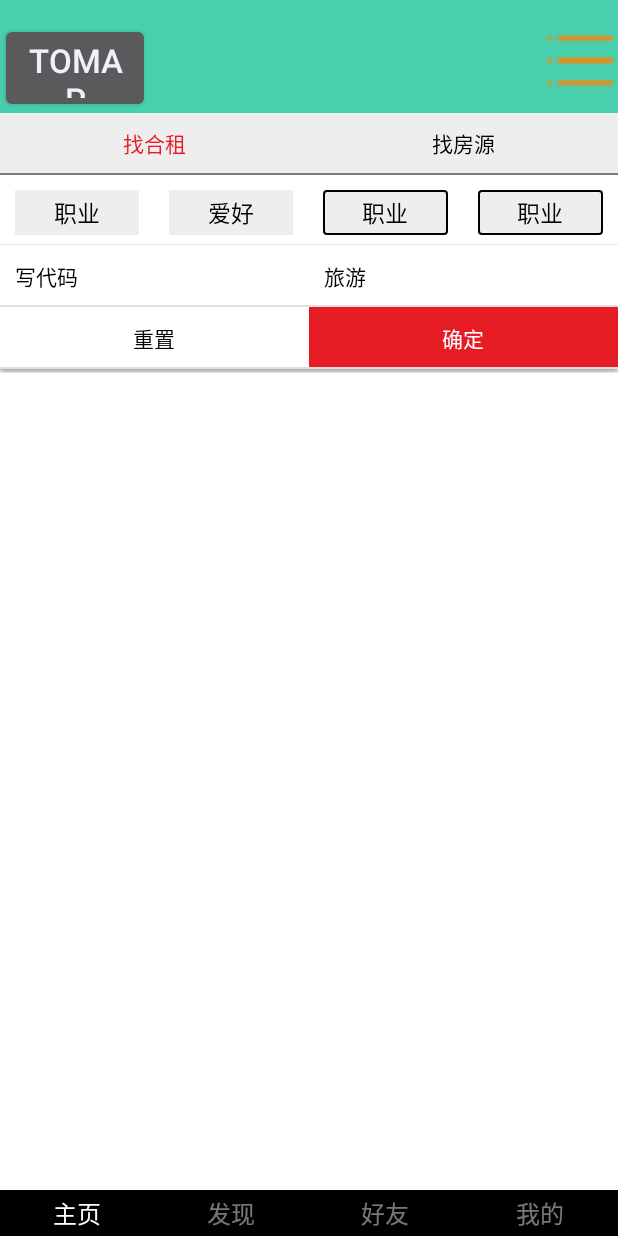
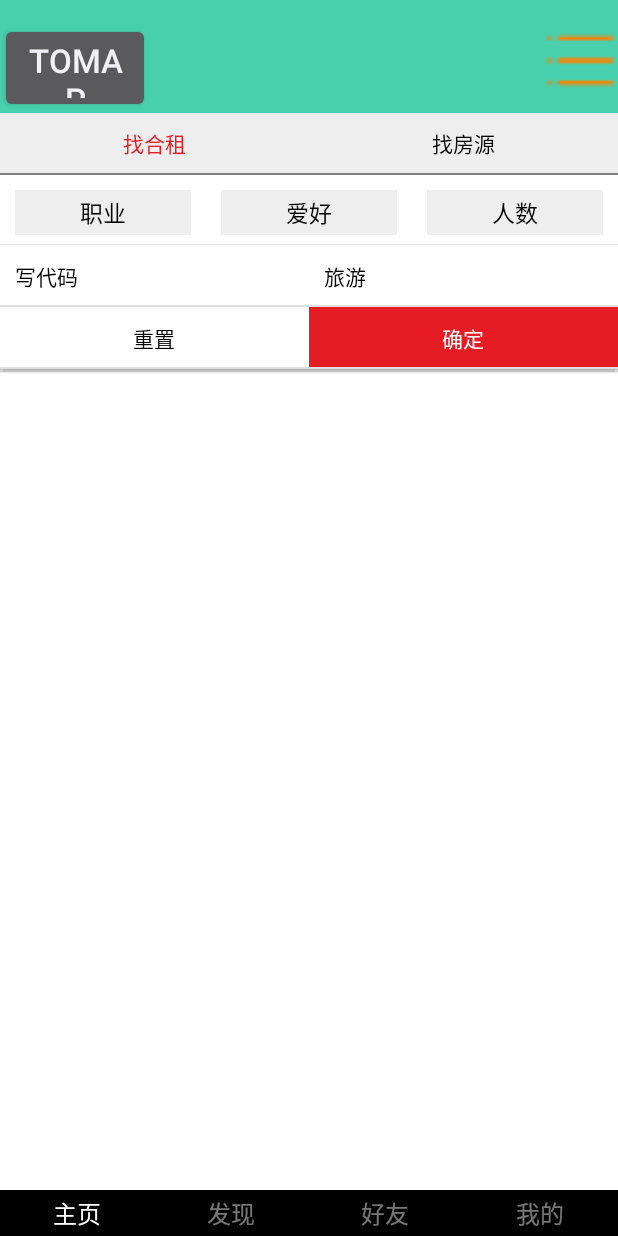
Before and after one commit to Liuxin0/waibao, an Android app: the screen it shows after launch (MyActivity), after a tap on "爱好", on a phone screen of 412 x 824 dp. Run offline under Robolectric (Android 15) with nearby library versions, the phone set to English and light mode, and no system bars; our stand-ins replace CircleImageView, Picasso; libraries missing offline, so code that uses them is left out: com.handmark.pulltorefresh; plain views replace PullToRefreshListView; pictures from the network do not load; 3 statements that could not run were skipped.

Commit message:
homepage 1/4

```diff
--- a/app/src/main/java/com/example/rental/homepage/FindRentsFragment.java
+++ b/app/src/main/java/com/example/rental/homepage/FindRentsFragment.java
@@ -36,20 +36,23 @@ import java.util.List;
  */
 public class FindRentsFragment extends Fragment implements View.OnClickListener {
 
-    private TextView occupationTextView, hobbyTextView; //大分类按钮
-    private PopupWindow mPopupWindow1, mPopupWindow2;   //控件
-    private View popuWindow1, popuWindow2;              //布局
+    private TextView occupationTextView, hobbyTextView,numTextView; //大分类按钮
+    private PopupWindow mPopupWindow1, mPopupWindow2,mPopupWindow3;   //控件
+    private View popuWindow1, popuWindow2,popuWindow3;              //布局
     private int whereDisMiss = 0;                       //0;通过点击其他处隐藏，1:通过点击确定按钮隐藏
 
     private MyLinearLayouts[] mmLinearLayouts;          //大分类按键类数组
-    private int mmNum = 2;                              //大分类按键数量
+    private int mmNum = 3;                              //大分类按键数量
 
+    private final String[][] mT = new String[][]{{"程序员","公务员","教师","学生"},{"写代码","旅游"},{"2人","3人","4人","4人及以上"}};
 
     private PullToRefreshListView mListView;
     private RentsAdapter mAdapter;
     private static final String mUrl = "http://183.175.12.181:8000/hezuinfors";
     private int page = 1;          //上拉加载页面
     private List<RentInfoBean> mData;
+    private String[] exUrls ;
+    private boolean mFirst = true;
 
     @Override
     public View onCreateView(LayoutInflater inflater, @Nullable ViewGroup container, @Nullable Bundle savedInstanceState) {
@@ -61,37 +64,63 @@ public class FindRentsFragment extends Fragment implements View.OnClickListener
     public void onActivityCreated(@Nullable Bundle savedInstanceState) {
         super.onActivityCreated(savedInstanceState);
 
+        initExUrl();
         initPopupWindow();
         initLayout();
         buttomTwoButtonClick();
         bounsView();
         initListView();
-        downloadInfo(true,0);
+        downloadInfo(mFirst, 0);
     }
 
+    private void initExUrl() {
+        exUrls = new String[mmNum];
+        for (int i = 0; i<mmNum;i++){
+            exUrls[i] = "";
+        }
+    }
+
+    /**
+     *
+     * @param first   第一次设置adapter 否则刷新数据
+     * @param mode    mode = 0;下拉刷新，mode = 1;上拉加载。
+     */
     private void downloadInfo(final boolean first, final int mode) {
         RequestParams param = new RequestParams();
-        param.put("page",page);
+        param.put("page", page);
+        param.put("Label1",exUrls[0]);
+        param.put("Label2",exUrls[1]);
+        param.put("Label3",exUrls[2]);
+        Log.i("exx",exUrls[0]+"*");
+        Log.i("exx",exUrls[1]+"*");
+        Log.i("exx",exUrls[2]+"*");
+
         try {
             RentInfoService.get(mUrl, param, new Listener() {
                 @Override
                 public void onSuccess(Object object) {
-                    RentInfoModel model = (RentInfoModel)object;
-                    mData = model.getHezudata();
-                    if (model == null){
-                        Toast.makeText(getContext(),"错误",Toast.LENGTH_SHORT).show();
-                    }else{
-                        if (model.getState() == 1){
+                    RentInfoModel model = (RentInfoModel) object;
+                    //mData = model.getHezudata();
+                    if (model == null) {
+                        Toast.makeText(getContext(), "错误", Toast.LENGTH_SHORT).show();
+                    } else {
+                        if (model.getState() == 1) {
                             if (mode == 1)
                                 mData.addAll(model.getHezudata());
+                            else{
+                                mData = model.getHezudata();
+                            }
                             mAdapter.setData(mData);
-                            if (first)
+                            if (first) {
                                 mListView.setAdapter(mAdapter);
-                            else{
+                                mFirst = false;
+                            }
+                            else {
                                 mAdapter.notifyDataSetChanged();
                             }
-                        }else{
-                            Toast.makeText(getContext(),model.getMsg(),Toast.LENGTH_SHORT).show();
+                            Log.i("refresh","yes");
+                        } else {
+                            Toast.makeText(getContext(), model.getMsg(), Toast.LENGTH_SHORT).show();
                         }
                     }
                     mListView.onRefreshComplete();
@@ -99,7 +128,7 @@ public class FindRentsFragment extends Fragment implements View.OnClickListener
 
                 @Override
                 public void onFailure(String msg) {
-                    Toast.makeText(getContext(),"网络错误",Toast.LENGTH_SHORT).show();
+                    Toast.makeText(getContext(), "网络错误", Toast.LENGTH_SHORT).show();
                     mListView.onRefreshComplete();
                     if (mode == 1)
                         page--;
@@ -111,7 +140,7 @@ public class FindRentsFragment extends Fragment implements View.OnClickListener
     }
 
     private void initListView() {
-        mListView = (PullToRefreshListView)getActivity().findViewById(R.id.homepagemain_fragment1_listview);
+        mListView = (PullToRefreshListView) getActivity().findViewById(R.id.homepagemain_fragment1_listview);
         mListView.setOnRefreshListener(new PullToRefreshBase.OnRefreshListener2<ListView>() {
             @Override
             public void onPullDownToRefresh(PullToRefreshBase<ListView> refreshView) {
@@ -120,7 +149,7 @@ public class FindRentsFragment extends Fragment implements View.OnClickListener
                     mListView.onRefreshComplete();
                 }
                 page = 1;
-                downloadInfo(false,0);
+                downloadInfo(mFirst, 0);
             }
 
             @Override
@@ -130,7 +159,7 @@ public class FindRentsFragment extends Fragment implements View.OnClickListener
                     mListView.onRefreshComplete();
                 }
                 page++;
-                downloadInfo(false,1);
+                downloadInfo(mFirst, 1);
             }
         });
         mAdapter = new RentsAdapter(getActivity());
@@ -142,12 +171,14 @@ public class FindRentsFragment extends Fragment implements View.OnClickListener
     private void bounsView() {
         occupationTextView = (TextView) getActivity().findViewById(R.id.homepagemain_fragment_occupation);
         hobbyTextView = (TextView) getActivity().findViewById(R.id.homepagemain_fragment_hobby);
+        numTextView = (TextView) getActivity().findViewById(R.id.homepagemain_fragment_num);
+        numTextView.setOnClickListener(this);
         occupationTextView.setOnClickListener(this);
         hobbyTextView.setOnClickListener(this);
     }
 
     private void initLayout() {
-        mmLinearLayouts = new MyLinearLayouts[2];
+        mmLinearLayouts = new MyLinearLayouts[mmNum];
 
         mmLinearLayouts[0] = new MyLinearLayouts();
         mmLinearLayouts[0].setLayoutCount(4);
@@ -161,6 +192,13 @@ public class FindRentsFragment extends Fragment implements View.OnClickListener
         mmLinearLayouts[1].setLayoutCount(2);
         mmLinearLayouts[1].mLinears[0] = (LinearLayout) popuWindow2.findViewById(R.id.homepagerents_popup2_check1);
         mmLinearLayouts[1].mLinears[1] = (LinearLayout) popuWindow2.findViewById(R.id.homepagerents_popup2_check2);
+
+        mmLinearLayouts[2] = new MyLinearLayouts();
+        mmLinearLayouts[2].setLayoutCount(4);
+        mmLinearLayouts[2].mLinears[0] = (LinearLayout) popuWindow3.findViewById(R.id.homepagerents_popup3_check1);
+        mmLinearLayouts[2].mLinears[1] = (LinearLayout) popuWindow3.findViewById(R.id.homepagerents_popup3_check2);
+        mmLinearLayouts[2].mLinears[2] = (LinearLayout) popuWindow3.findViewById(R.id.homepagerents_popup3_check3);
+        mmLinearLayouts[2].mLinears[3] = (LinearLayout) popuWindow3.findViewById(R.id.homepagerents_popup3_check4);
 
         for (int i = 0; i < mmNum; i++) {
             for (int j = 0; j < mmLinearLayouts[i].mLinears.length; j++) {
@@ -197,6 +235,21 @@ public class FindRentsFragment extends Fragment implements View.OnClickListener
                     changeFlage(mmLinearLayouts[1].mLinears, 1);
             }
         });
+
+        popuWindow3 = getActivity().getLayoutInflater().inflate(R.layout.homepagerents_popup3, null);
+        mPopupWindow3 = new PopupWindow(popuWindow3, ViewGroup.LayoutParams.MATCH_PARENT, ViewGroup.LayoutParams.WRAP_CONTENT, true);
+        mPopupWindow3.setTouchable(true);
+        mPopupWindow3.setOutsideTouchable(true);
+        mPopupWindow3.setBackgroundDrawable(getResources().getDrawable(R.drawable.ic_launcher));
+        mPopupWindow3.setOnDismissListener(new PopupWindow.OnDismissListener() {
+            @Override
+            public void onDismiss() {
+                if (whereDisMiss == 0)
+                    changeFlage(mmLinearLayouts[2].mLinears, 1);
+            }
+        });
+
+
     }
 
     private void mmLinearLayoutsSetOnClick(final MyLinearLayouts mm) {
@@ -218,7 +271,7 @@ public class FindRentsFragment extends Fragment implements View.OnClickListener
         TextView[] tvReset = new TextView[mmNum];
         tvReset[0] = (TextView) popuWindow1.findViewById(R.id.homepagerents_popup1_reset);
         tvReset[1] = (TextView) popuWindow2.findViewById(R.id.homepagerents_popup2_reset);
-
+        tvReset[2] = (TextView) popuWindow3.findViewById(R.id.homepagerents_popup3_reset);
         for (int k = 0; k < mmNum; k++) {
             final int j = k;
             tvReset[k].setOnClickListener(new View.OnClickListener() {
@@ -242,7 +295,8 @@ public class FindRentsFragment extends Fragment implements View.OnClickListener
                 if (hasSelect(mmLinearLayouts[0].mLinears)) {
                     occupationTextView.setBackgroundResource(R.drawable.homepagerents_text_selectsome_selector);
                     occupationTextView.setTextColor(Color.RED);
-
+                    exUrls[0] = addUrl(mmLinearLayouts[0],0);
+                    downloadInfo(mFirst,0);
                 } else {
                     occupationTextView.setBackgroundResource(R.color.light_grey);
                     occupationTextView.setTextColor(Color.BLACK);
@@ -252,7 +306,6 @@ public class FindRentsFragment extends Fragment implements View.OnClickListener
                 whereDisMiss = 0;
             }
         });
-
 
         TextView tv_2_ok = (TextView) popuWindow2.findViewById(R.id.homepagerents_popup2_ok);
         tv_2_ok.setOnClickListener(new View.OnClickListener() {
@@ -265,6 +318,8 @@ public class FindRentsFragment extends Fragment implements View.OnClickListener
                     /**
                      * 增加网络请求，刷新listview
                      */
+                    exUrls[1] = addUrl(mmLinearLayouts[1],1);
+                    downloadInfo(mFirst,0);
                 } else {
                     hobbyTextView.setBackgroundResource(R.color.light_grey);
                     hobbyTextView.setTextColor(Color.BLACK);
@@ -274,8 +329,38 @@ public class FindRentsFragment extends Fragment implements View.OnClickListener
                 whereDisMiss = 0;
             }
         });
+
+        TextView tv_3_ok = (TextView) popuWindow3.findViewById(R.id.homepagerents_popup3_ok);
+        tv_3_ok.setOnClickListener(new View.OnClickListener() {
+            @Override
+            public void onClick(View view) {
+                whereDisMiss = 1;
+                if (hasSelect(mmLinearLayouts[2].mLinears)) {
+                    numTextView.setBackgroundResource(R.drawable.homepagerents_text_selectsome_selector);
+                    numTextView.setTextColor(Color.RED);
+                    exUrls[2] = addUrl(mmLinearLayouts[2],2);
+                    downloadInfo(mFirst,0);
+                } else {
+                    numTextView.setBackgroundResource(R.color.light_grey);
+                    numTextView.setTextColor(Color.BLACK);
+                }
+                changeFlage(mmLinearLayouts[2].mLinears, 0);
+                mPopupWindow3.dismiss();
+                whereDisMiss = 0;
+            }
+        });
     }
 
+    private String addUrl(MyLinearLayouts mm,int which) {
+        String temp = "";
+        for (int i = 0; i < mm.mLinears.length; i++) {
+            MyFlag flag = (MyFlag) mm.mLinears[i].getTag();
+            if (flag.right == 1) {
+                temp = temp + mT[which][i] + "+";
+            }
+        }
+        return temp;
+    }
 
     private void changeViewColor(LinearLayout l, boolean setTag, int wred) {
         RelativeLayout r = (RelativeLayout) l.getChildAt(0);
@@ -357,6 +442,10 @@ public class FindRentsFragment extends Fragment implements View.OnClickListener
                 mPopupWindow2.showAsDropDown(view, 0, 10);
                 checkLinearLayout(mmLinearLayouts[1].mLinears);
                 break;
+            case R.id.homepagemain_fragment_num:
+                mPopupWindow3.showAsDropDown(view,0,10);
+                checkLinearLayout(mmLinearLayouts[2].mLinears);
+                break;
         }
 
     }
--- a/app/src/main/res/layout/findrents_fragment.xml
+++ b/app/src/main/res/layout/findrents_fragment.xml
@@ -41,30 +41,20 @@
             android:textSize="15sp" />
 
         <TextView
+            android:id="@+id/homepagemain_fragment_num"
             android:layout_width="0dp"
             android:layout_height="wrap_content"
             android:layout_marginLeft="10dp"
             android:layout_marginRight="10dp"
             android:layout_weight="1"
-            android:background="@drawable/homepage_text_selector"
+            android:background="@color/light_grey"
             android:gravity="center"
             android:padding="3dp"
-            android:text="职业"
+            android:text="人数"
             android:textColor="@color/black"
             android:textSize="15sp" />
 
-        <TextView
-            android:layout_width="0dp"
-            android:layout_height="wrap_content"
-            android:layout_marginLeft="10dp"
-            android:layout_marginRight="10dp"
-            android:layout_weight="1"
-            android:background="@drawable/homepage_text_selector"
-            android:gravity="center"
-            android:padding="3dp"
-            android:text="职业"
-            android:textColor="@color/black"
-            android:textSize="15sp" />
+
     </LinearLayout>
 
     <LinearLayout
```
Also changed, not shown: app/src/main/res/layout/homepagerents_popup3.xml (added, +128 -0 lines), 86 other files.
